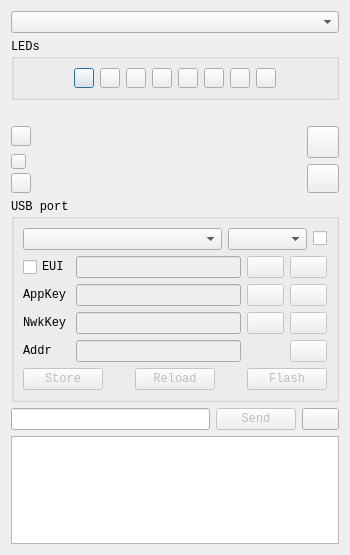
IvanTsantsarov/herdmind-simulator, file hardware/dialogcollarsim.ui: the form before one commit.
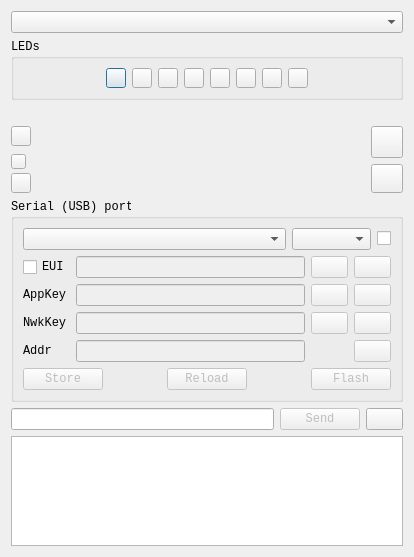
The form after the commit. Icons and pictures are not drawn. Custom widgets are drawn as their Qt base class.

The edit to the form file:
```diff
--- a/hardware/dialogcollarsim.ui
+++ b/hardware/dialogcollarsim.ui
@@ -6,8 +6,8 @@
    <rect>
     <x>0</x>
     <y>0</y>
-    <width>350</width>
-    <height>555</height>
+    <width>414</width>
+    <height>557</height>
    </rect>
   </property>
   <property name="maximumSize">
@@ -435,7 +435,7 @@
      <item>
       <widget class="QGroupBox" name="groupPorts">
        <property name="title">
-        <string>USB port</string>
+        <string>Serial (USB) port</string>
        </property>
        <layout class="QVBoxLayout" name="verticalLayout_3">
         <item>
```
Left out of the diff: 2 changed lines with no effect on the pictures.
